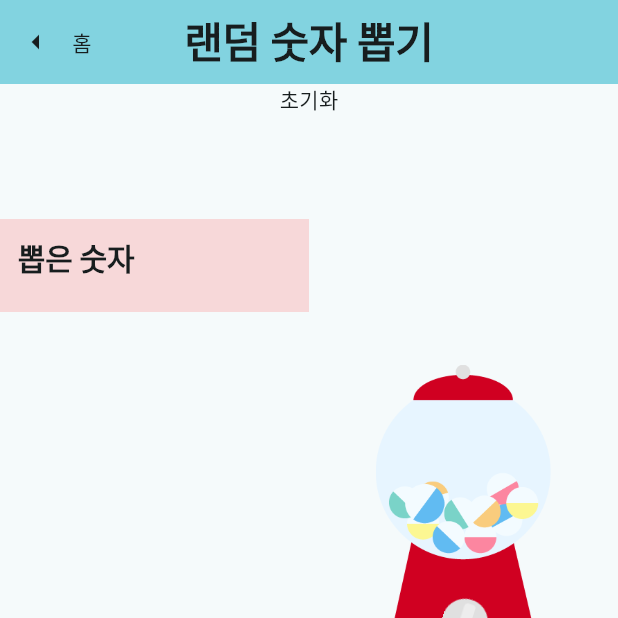
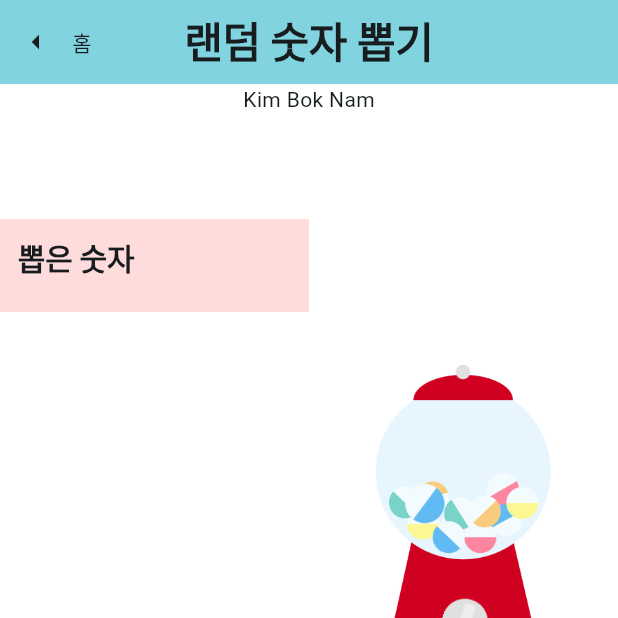
Before and after one commit to beetrbgus/number_gashapon, a Flutter app: the screen it shows after launch, after a tap on "시작하기", on a phone screen of 412 x 824 dp, the top half of it. Run offline on Flutter 3.47's test engine with Material 3 defaults, Android fonts, the light colour scheme and no system bars.

Commit message:
[FEATURE] 색상 변경

```diff
--- a/lib/gasha/presentation/gashapon_screen.dart
+++ b/lib/gasha/presentation/gashapon_screen.dart
@@ -1,6 +1,7 @@
 import 'dart:math';
 
 import 'package:flutter/material.dart';
+import 'package:number_gashapon/core/design_system/styles/app_color.dart';
 import 'package:number_gashapon/core/design_system/styles/app_text_theme.dart';
 import 'package:number_gashapon/gasha/data/gasha_setting.dart';
 import 'package:number_gashapon/gasha/presentation/gasha_setting_screen.dart';
@@ -145,6 +146,7 @@ class _GaShaPonScreenState extends State<GaShaPonScreen>
   @override
   Widget build(BuildContext context) {
     return Scaffold(
+      backgroundColor: AppColors.white,
       appBar: AppBar(
         backgroundColor: Theme.of(context).colorScheme.inversePrimary,
         centerTitle: true,
@@ -173,7 +175,7 @@ class _GaShaPonScreenState extends State<GaShaPonScreen>
       ),
       body: Column(
         children: [
-          Text("초기화"),
+          Text("Kim Bok Nam"),
           Padding(
             padding: const EdgeInsets.only(top: 30.0),
             child: LayoutBuilder(
```
